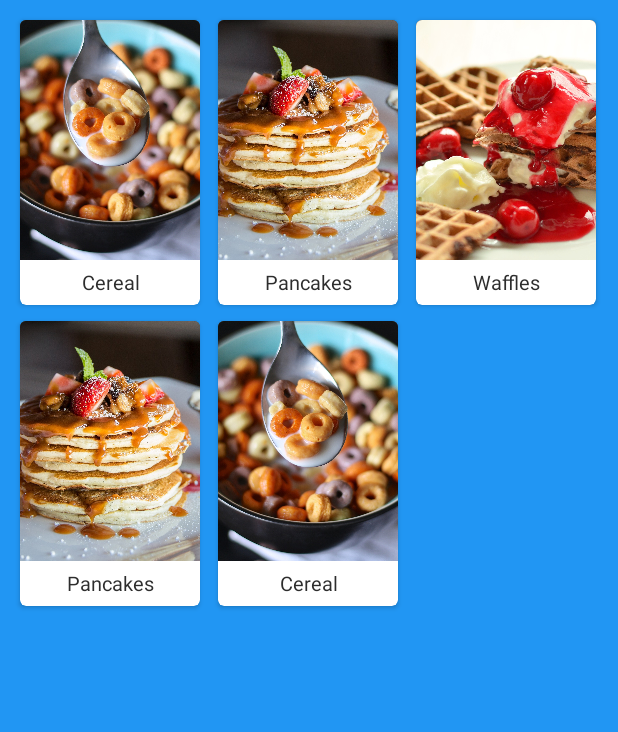
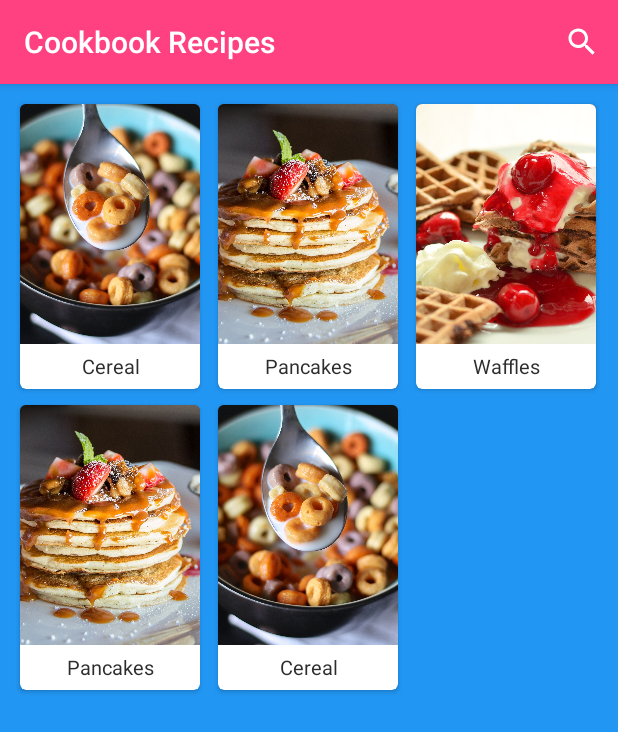
Before and after one commit to buc0025/Android_Recipe_App, an Android app: the screen it shows after launch (MainActivity2), after a tap on "Breakfast", on a phone screen of 412 x 824 dp. Shown: the top 732 px of the screen. Run offline under Robolectric (Android 15) with nearby library versions, the phone set to English and light mode, and no system bars.

Commit message:
added search function to action bar to filter recipes

```diff
--- a/GridView_RecyclerView/app/src/main/java/com/example/gridview_recyclerview/MainActivity2.java
+++ b/GridView_RecyclerView/app/src/main/java/com/example/gridview_recyclerview/MainActivity2.java
@@ -1,11 +1,15 @@
 package com.example.gridview_recyclerview;
 
 import androidx.appcompat.app.AppCompatActivity;
+import androidx.appcompat.widget.SearchView;
 import androidx.recyclerview.widget.GridLayoutManager;
 import androidx.recyclerview.widget.RecyclerView;
 
 import android.content.Intent;
 import android.os.Bundle;
+import android.view.Menu;
+import android.view.MenuInflater;
+import android.view.MenuItem;
 
 import java.util.ArrayList;
 import java.util.HashMap;
@@ -13,6 +17,8 @@ import java.util.List;
 import java.util.Map;
 
 public class MainActivity2 extends AppCompatActivity {
+
+    private RecyclerViewAdapter2 myAdapter;
 
     List<Food> breakfast;
     List<Food> dinner;
@@ -54,8 +60,31 @@ public class MainActivity2 extends AppCompatActivity {
 
 
         RecyclerView myrv = (RecyclerView) findViewById(R.id.recyclerview2_id);
-        RecyclerViewAdapter2 myAdapter = new RecyclerViewAdapter2(this, map.get(category));
+        myAdapter = new RecyclerViewAdapter2(this, map.get(category));
         myrv.setLayoutManager(new GridLayoutManager(this,3));
         myrv.setAdapter(myAdapter);
     }
+
+    @Override
+    public boolean onCreateOptionsMenu(Menu menu) {
+        MenuInflater inflater = getMenuInflater();
+        inflater.inflate(R.menu.example_menu, menu);
+
+        MenuItem searchItem = menu.findItem(R.id.action_search);
+        SearchView searchView = (SearchView) searchItem.getActionView();
+
+        searchView.setOnQueryTextListener(new SearchView.OnQueryTextListener() {
+            @Override
+            public boolean onQueryTextSubmit(String query) {
+                return false;
+            }
+
+            @Override
+            public boolean onQueryTextChange(String newText) {
+                myAdapter.getFilter().filter(newText);
+                return false;
+            }
+        });
+        return true;
+    }
 }
--- /dev/null
+++ b/GridView_RecyclerView/app/src/main/res/drawable/ic_search.xml
@@ -0,0 +1,5 @@
+<vector android:height="24dp" android:tint="#FFFFFF"
+    android:viewportHeight="24" android:viewportWidth="24"
+    android:width="24dp" xmlns:android="http://schemas.android.com/apk/res/android">
+    <path android:fillColor="@android:color/white" android:pathData="M15.5,14h-0.79l-0.28,-0.27C15.41,12.59 16,11.11 16,9.5 16,5.91 13.09,3 9.5,3S3,5.91 3,9.5 5.91,16 9.5,16c1.61,0 3.09,-0.59 4.23,-1.57l0.27,0.28v0.79l5,4.99L20.49,19l-4.99,-5zM9.5,14C7.01,14 5,11.99 5,9.5S7.01,5 9.5,5 14,7.01 14,9.5 11.99,14 9.5,14z"/>
+</vector>
--- /dev/null
+++ b/GridView_RecyclerView/app/src/main/res/menu/example_menu.xml
@@ -0,0 +1,11 @@
+<?xml version="1.0" encoding="utf-8"?>
+<menu xmlns:android="http://schemas.android.com/apk/res/android"
+    xmlns:app="http://schemas.android.com/apk/res-auto">
+
+    <item android:id="@+id/action_search"
+        android:icon="@drawable/ic_search"
+        android:title="Search"
+        app:showAsAction="ifRoom|collapseActionView"
+        app:actionViewClass="androidx.appcompat.widget.SearchView"
+        />
+</menu>
--- a/GridView_RecyclerView/app/src/main/res/values/styles.xml
+++ b/GridView_RecyclerView/app/src/main/res/values/styles.xml
@@ -1,6 +1,6 @@
 <resources>
     <!-- Base application theme. -->
-    <style name="AppTheme" parent="Theme.AppCompat.Light.NoActionBar">
+    <style name="AppTheme" parent="Theme.AppCompat.Light.DarkActionBar">
         <!-- Customize your theme here. -->
         <item name="colorPrimary">@color/colorPrimary</item>
         <item name="colorPrimaryDark">@color/colorPrimaryDark</item>
```
Also changed, not shown: GridView_RecyclerView/app/src/main/java/com/example/gridview_recyclerview/RecyclerViewAdapter2.java (+42 -1 lines).
